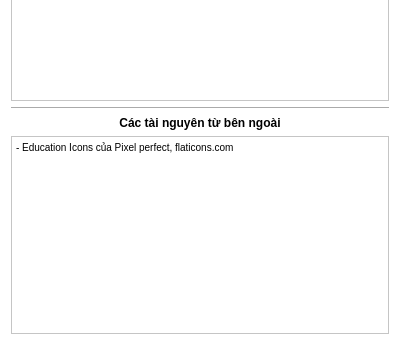
This is about.ui in fantasyinferno/libpro as Qt 5 draws it before an edit; both pictures show x 0 to 400 and y 215 to 560 of the 400 by 560 pixel window. The edited form follows.
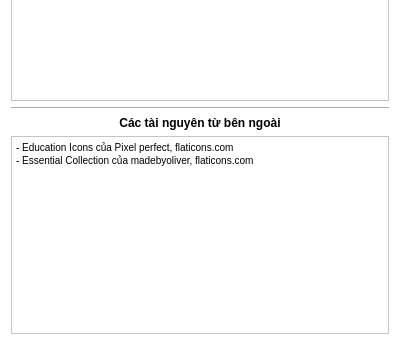
This is the edited form.

```diff
--- a/about.ui
+++ b/about.ui
@@ -137,7 +137,8 @@
 &lt;html&gt;&lt;head&gt;&lt;meta name=&quot;qrichtext&quot; content=&quot;1&quot; /&gt;&lt;style type=&quot;text/css&quot;&gt;
 p, li { white-space: pre-wrap; }
 &lt;/style&gt;&lt;/head&gt;&lt;body style=&quot; font-family:'MS Shell Dlg 2'; font-size:7.8pt; font-weight:400; font-style:normal;&quot;&gt;
-&lt;p style=&quot; margin-top:0px; margin-bottom:0px; margin-left:0px; margin-right:0px; -qt-block-indent:0; text-indent:0px;&quot;&gt;- Education Icons của Pixel perfect, flaticons.com&lt;/p&gt;&lt;/body&gt;&lt;/html&gt;</string>
+&lt;p style=&quot; margin-top:0px; margin-bottom:0px; margin-left:0px; margin-right:0px; -qt-block-indent:0; text-indent:0px;&quot;&gt;- Education Icons của Pixel perfect, flaticons.com&lt;/p&gt;
+&lt;p style=&quot; margin-top:0px; margin-bottom:0px; margin-left:0px; margin-right:0px; -qt-block-indent:0; text-indent:0px;&quot;&gt;- Essential Collection của madebyoliver, flaticons.com&lt;/p&gt;&lt;/body&gt;&lt;/html&gt;</string>
      </property>
     </widget>
    </item>
```
